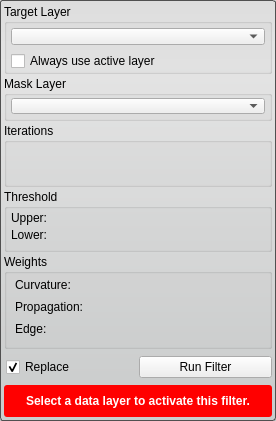
This is src/Interface/ToolInterface/ThresholdSegmentationLSFilterInterface.ui in SCIInstitute/Seg3D as Qt 5 draws it before an edit. The edited form follows.
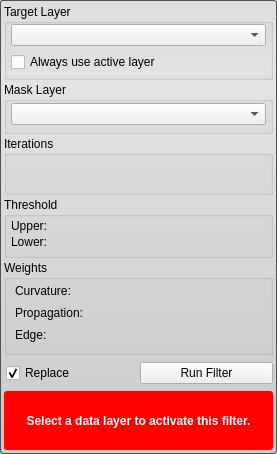
This is the edited form. Custom widgets are drawn as their Qt base class.

Diff of the .ui file:
```diff
--- a/src/Interface/ToolInterface/ThresholdSegmentationLSFilterInterface.ui
+++ b/src/Interface/ToolInterface/ThresholdSegmentationLSFilterInterface.ui
@@ -6,8 +6,8 @@
    <rect>
     <x>0</x>
     <y>0</y>
-    <width>276</width>
-    <height>421</height>
+    <width>277</width>
+    <height>454</height>
    </rect>
   </property>
   <property name="windowTitle">
@@ -32,20 +32,32 @@
      <property name="minimumSize">
       <size>
        <width>0</width>
-       <height>70</height>
+       <height>76</height>
       </size>
      </property>
      <property name="maximumSize">
       <size>
        <width>16777215</width>
-       <height>70</height>
+       <height>76</height>
       </size>
      </property>
      <property name="title">
       <string>Target Layer</string>
      </property>
      <layout class="QVBoxLayout" name="verticalLayout_8">
-      <property name="margin">
+      <property name="spacing">
+       <number>6</number>
+      </property>
+      <property name="leftMargin">
+       <number>4</number>
+      </property>
+      <property name="topMargin">
+       <number>0</number>
+      </property>
+      <property name="rightMargin">
+       <number>4</number>
+      </property>
+      <property name="bottomMargin">
        <number>4</number>
       </property>
       <item>
@@ -91,24 +103,27 @@
      <property name="minimumSize">
       <size>
        <width>0</width>
-       <height>45</height>
+       <height>52</height>
       </size>
      </property>
      <property name="maximumSize">
       <size>
        <width>16777215</width>
-       <height>45</height>
+       <height>52</height>
       </size>
      </property>
      <property name="title">
       <string>Mask Layer</string>
      </property>
      <layout class="QHBoxLayout" name="horizontalLayout_3">
+      <property name="spacing">
+       <number>0</number>
+      </property>
       <property name="leftMargin">
        <number>4</number>
       </property>
       <property name="topMargin">
-       <number>2</number>
+       <number>0</number>
       </property>
       <property name="rightMargin">
        <number>4</number>
@@ -408,12 +423,6 @@
        <height>32</height>
       </size>
      </property>
-     <property name="maximumSize">
-      <size>
-       <width>16777215</width>
-       <height>32</height>
-      </size>
-     </property>
      <property name="styleSheet">
       <string notr="true">QLabel#message_{
   color: white;
```
